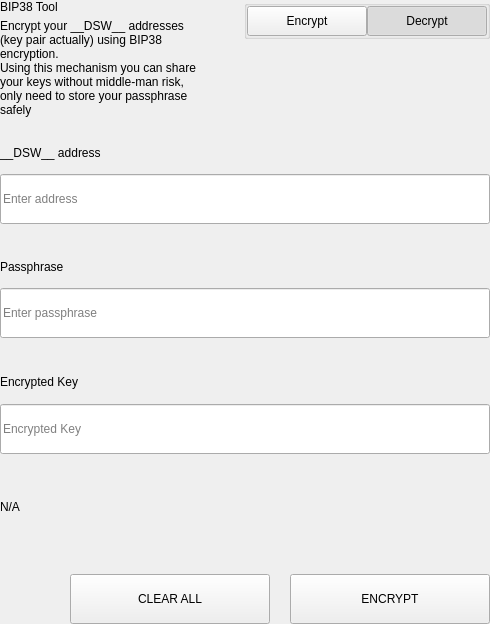
This is src/qt/pivx/settings/forms/settingsbittoolwidget.ui in decenomy/DSW as Qt 5 draws it before an edit. The edited form follows.
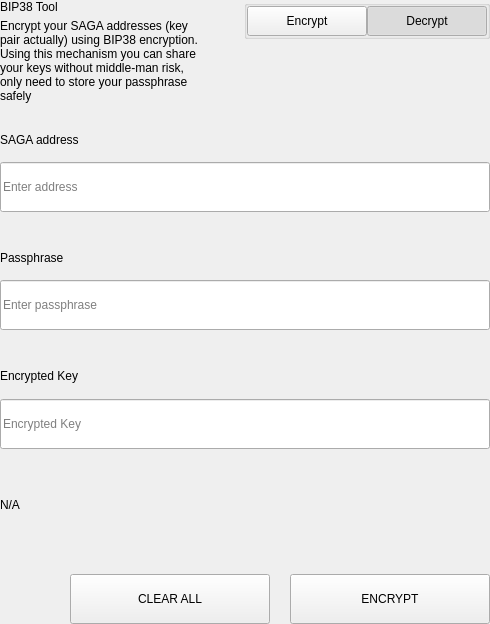
This is the edited form.

The edit to the form file:
```diff
--- a/src/qt/pivx/settings/forms/settingsbittoolwidget.ui
+++ b/src/qt/pivx/settings/forms/settingsbittoolwidget.ui
@@ -69,7 +69,7 @@
             <item>
              <widget class="QLabel" name="labelSubtitle1">
               <property name="text">
-               <string>Encrypt your __DSW__ addresses (key pair actually) using BIP38 encryption.
+               <string>Encrypt your SAGA addresses (key pair actually) using BIP38 encryption.
 Using this mechanism you can share your keys without middle-man risk, only need to store your passphrase safely</string>
               </property>
               <property name="wordWrap">
@@ -657,7 +657,7 @@
                   </size>
                  </property>
                  <property name="text">
-                  <string>__DSW__ address</string>
+                  <string>SAGA address</string>
                  </property>
                 </widget>
                </item>
```
